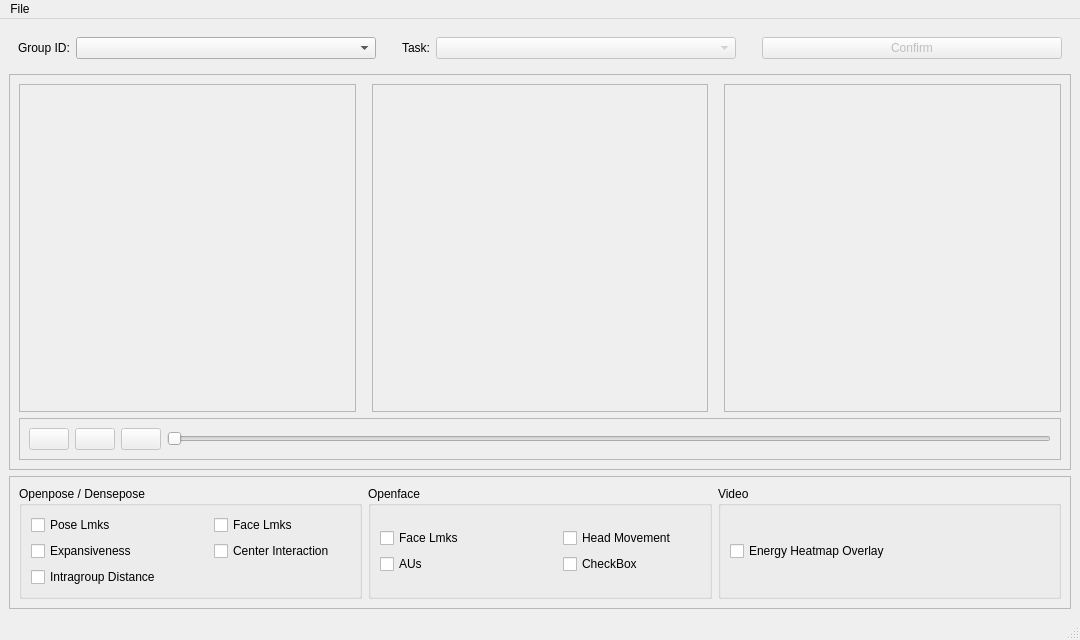
This is nonverbal_communication_analysis/m6_Visualization/UI/mainwindow.ui in fraza0/nonverbal_communication_analysis as Qt 5 draws it before an edit. The edited form follows.
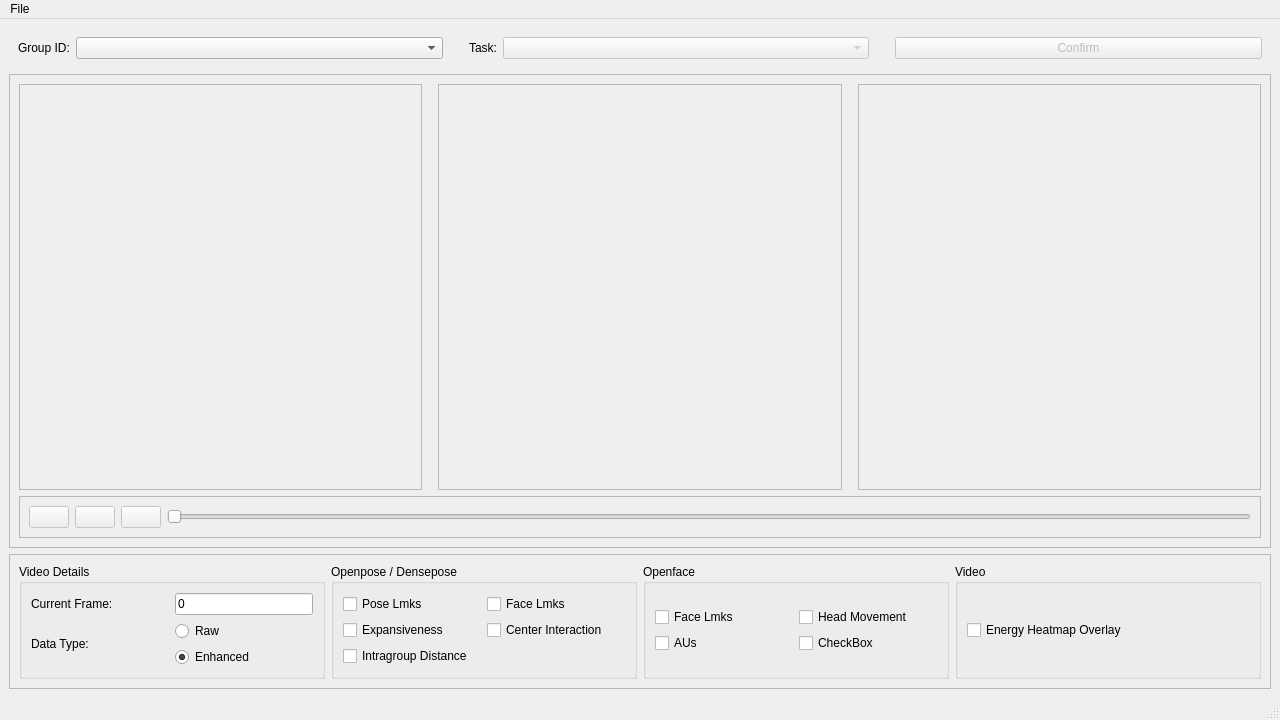
This is the edited form.

Commit message: ui change. Added raw/enhanced data choice

The edit to the form file:
```diff
--- a/nonverbal_communication_analysis/m6_Visualization/UI/mainwindow.ui
+++ b/nonverbal_communication_analysis/m6_Visualization/UI/mainwindow.ui
@@ -6,8 +6,8 @@
    <rect>
     <x>0</x>
     <y>0</y>
-    <width>1080</width>
-    <height>640</height>
+    <width>1280</width>
+    <height>720</height>
    </rect>
   </property>
   <property name="windowTitle">
@@ -303,10 +303,86 @@
       <layout class="QVBoxLayout" name="verticalLayout_4">
        <item>
         <layout class="QHBoxLayout" name="horizontalLayout_5">
+         <item>
+          <widget class="QGroupBox" name="groupBox">
+           <property name="sizePolicy">
+            <sizepolicy hsizetype="Preferred" vsizetype="Preferred">
+             <horstretch>0</horstretch>
+             <verstretch>0</verstretch>
+            </sizepolicy>
+           </property>
+           <property name="title">
+            <string>Video Details</string>
+           </property>
+           <layout class="QVBoxLayout" name="verticalLayout_9">
+            <item>
+             <layout class="QGridLayout" name="gridLayout_5">
+              <item row="1" column="1">
+               <layout class="QVBoxLayout" name="verticalLayout_10">
+                <item>
+                 <widget class="QRadioButton" name="radbtn_raw">
+                  <property name="enabled">
+                   <bool>true</bool>
+                  </property>
+                  <property name="text">
+                   <string>Raw</string>
+                  </property>
+                 </widget>
+                </item>
+                <item>
+                 <widget class="QRadioButton" name="radbtn_enh">
+                  <property name="enabled">
+                   <bool>true</bool>
+                  </property>
+                  <property name="text">
+                   <string>Enhanced</string>
+                  </property>
+                  <property name="checked">
+                   <bool>true</bool>
+                  </property>
+                 </widget>
+                </item>
+               </layout>
+              </item>
+              <item row="1" column="0">
+               <widget class="QLabel" name="label_2">
+                <property name="text">
+                 <string>Data Type:</string>
+                </property>
+               </widget>
+              </item>
+              <item row="0" column="0">
+               <widget class="QLabel" name="label">
+                <property name="text">
+                 <string>Current Frame:</string>
+                </property>
+               </widget>
+              </item>
+              <item row="0" column="1">
+               <widget class="QLineEdit" name="lbl_frame_idx">
+                <property name="sizePolicy">
+                 <sizepolicy hsizetype="Minimum" vsizetype="Fixed">
+                  <horstretch>0</horstretch>
+                  <verstretch>0</verstretch>
+                 </sizepolicy>
+                </property>
+                <property name="text">
+                 <string>0</string>
+                </property>
+                <property name="readOnly">
+                 <bool>true</bool>
+                </property>
+               </widget>
+              </item>
+             </layout>
+            </item>
+           </layout>
+          </widget>
+         </item>
          <item>
           <widget class="QGroupBox" name="fr1_openpose">
            <property name="sizePolicy">
-            <sizepolicy hsizetype="Preferred" vsizetype="Maximum">
+            <sizepolicy hsizetype="Preferred" vsizetype="Preferred">
              <horstretch>0</horstretch>
              <verstretch>0</verstretch>
             </sizepolicy>
@@ -317,6 +393,33 @@
            <layout class="QVBoxLayout" name="verticalLayout_6">
             <item>
              <layout class="QGridLayout" name="gridLayout_2">
+              <item row="3" column="0">
+               <widget class="QCheckBox" name="chb_op_ig_dist">
+                <property name="text">
+                 <string>Intragroup Distance</string>
+                </property>
+               </widget>
+              </item>
+              <item row="0" column="0">
+               <widget class="QCheckBox" name="chb_op_pose">
+                <property name="sizePolicy">
+                 <sizepolicy hsizetype="Minimum" vsizetype="Maximum">
+                  <horstretch>0</horstretch>
+                  <verstretch>0</verstretch>
+                 </sizepolicy>
+                </property>
+                <property name="text">
+                 <string>Pose Lmks</string>
+                </property>
+               </widget>
+              </item>
+              <item row="0" column="1">
+               <widget class="QCheckBox" name="chb_op_face">
+                <property name="text">
+                 <string>Face Lmks</string>
+                </property>
+               </widget>
+              </item>
               <item row="2" column="0">
                <widget class="QCheckBox" name="checkBox_2">
                 <property name="sizePolicy">
@@ -330,56 +433,13 @@
                 </property>
                </widget>
               </item>
-              <item row="0" column="2">
-               <widget class="QCheckBox" name="checkBox_6">
-                <property name="text">
-                 <string>Face Lmks</string>
-                </property>
-               </widget>
-              </item>
-              <item row="2" column="2">
-               <widget class="QCheckBox" name="checkBox_5">
+              <item row="2" column="1">
+               <widget class="QCheckBox" name="chb_op_cntr_int">
                 <property name="text">
                  <string>Center Interaction</string>
                 </property>
                </widget>
               </item>
-              <item row="0" column="1">
-               <spacer name="horizontalSpacer_5">
-                <property name="orientation">
-                 <enum>Qt::Horizontal</enum>
-                </property>
-                <property name="sizeType">
-                 <enum>QSizePolicy::Fixed</enum>
-                </property>
-                <property name="sizeHint" stdset="0">
-                 <size>
-                  <width>40</width>
-                  <height>20</height>
-                 </size>
-                </property>
-               </spacer>
-              </item>
-              <item row="0" column="0">
-               <widget class="QCheckBox" name="checkBox">
-                <property name="sizePolicy">
-                 <sizepolicy hsizetype="Minimum" vsizetype="Maximum">
-                  <horstretch>0</horstretch>
-                  <verstretch>0</verstretch>
-                 </sizepolicy>
-                </property>
-                <property name="text">
-                 <string>Pose Lmks</string>
-                </property>
-               </widget>
-              </item>
-              <item row="3" column="0">
-               <widget class="QCheckBox" name="checkBox_10">
-                <property name="text">
-                 <string>Intragroup Distance</string>
-                </property>
-               </widget>
-              </item>
              </layout>
             </item>
            </layout>
@@ -387,42 +447,32 @@
          </item>
          <item>
           <widget class="QGroupBox" name="fr2_openface">
+           <property name="sizePolicy">
+            <sizepolicy hsizetype="Preferred" vsizetype="Preferred">
+             <horstretch>0</horstretch>
+             <verstretch>0</verstretch>
+            </sizepolicy>
+           </property>
            <property name="title">
             <string>Openface</string>
            </property>
            <layout class="QVBoxLayout" name="verticalLayout_7">
             <item>
              <layout class="QGridLayout" name="gridLayout_3">
-              <item row="0" column="2">
+              <item row="1" column="1">
+               <widget class="QCheckBox" name="checkBox_8">
+                <property name="text">
+                 <string>CheckBox</string>
+                </property>
+               </widget>
+              </item>
+              <item row="0" column="1">
                <widget class="QCheckBox" name="checkBox_7">
                 <property name="text">
                  <string>Head Movement</string>
                 </property>
                </widget>
               </item>
-              <item row="0" column="0">
-               <widget class="QCheckBox" name="checkBox_3">
-                <property name="text">
-                 <string>Face Lmks</string>
-                </property>
-               </widget>
-              </item>
-              <item row="0" column="1">
-               <spacer name="horizontalSpacer_3">
-                <property name="orientation">
-                 <enum>Qt::Horizontal</enum>
-                </property>
-                <property name="sizeType">
-                 <enum>QSizePolicy::Fixed</enum>
-                </property>
-                <property name="sizeHint" stdset="0">
-                 <size>
-                  <width>40</width>
-                  <height>20</height>
-                 </size>
-                </property>
-               </spacer>
-              </item>
               <item row="1" column="0">
                <widget class="QCheckBox" name="checkBox_4">
                 <property name="text">
@@ -430,10 +480,10 @@
                 </property>
                </widget>
               </item>
-              <item row="1" column="2">
-               <widget class="QCheckBox" name="checkBox_8">
+              <item row="0" column="0">
+               <widget class="QCheckBox" name="checkBox_3">
                 <property name="text">
-                 <string>CheckBox</string>
+                 <string>Face Lmks</string>
                 </property>
                </widget>
               </item>
@@ -444,6 +494,12 @@
          </item>
          <item>
           <widget class="QGroupBox" name="fr3_video">
+           <property name="sizePolicy">
+            <sizepolicy hsizetype="Preferred" vsizetype="Preferred">
+             <horstretch>0</horstretch>
+             <verstretch>0</verstretch>
+            </sizepolicy>
+           </property>
            <property name="title">
             <string>Video</string>
            </property>
@@ -474,7 +530,7 @@
     <rect>
      <x>0</x>
      <y>0</y>
-     <width>1080</width>
+     <width>1280</width>
      <height>22</height>
     </rect>
    </property>
```
Left out of the diff: 8 changed lines with no effect on the pictures. The commit also changes 1 other file.
